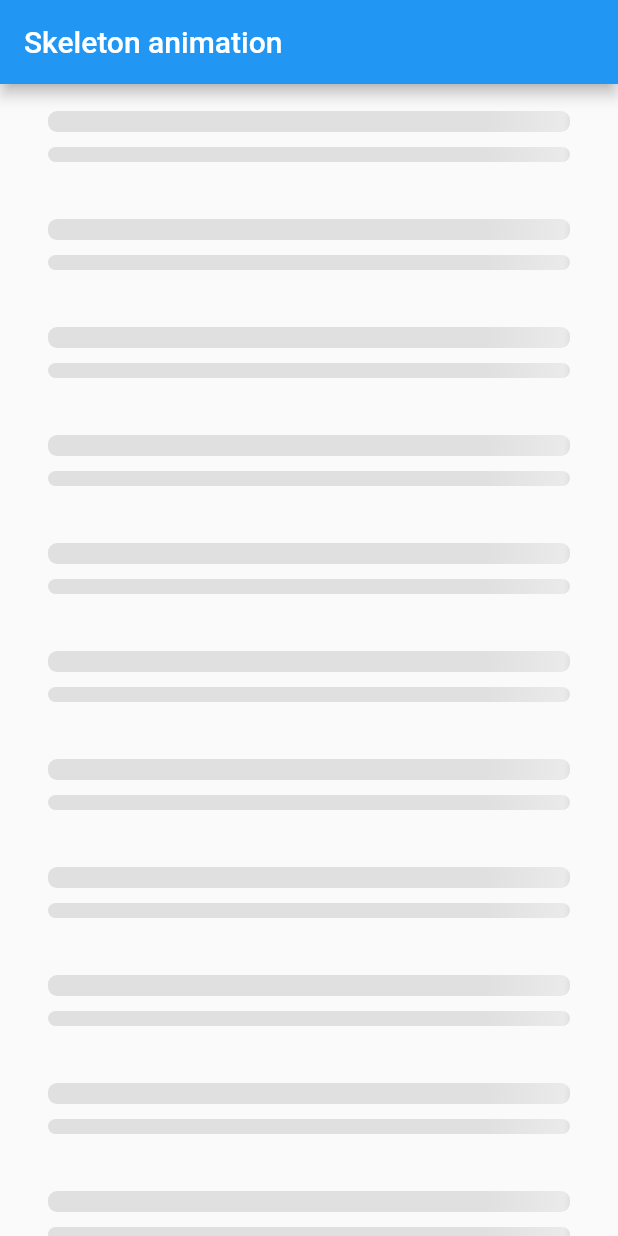
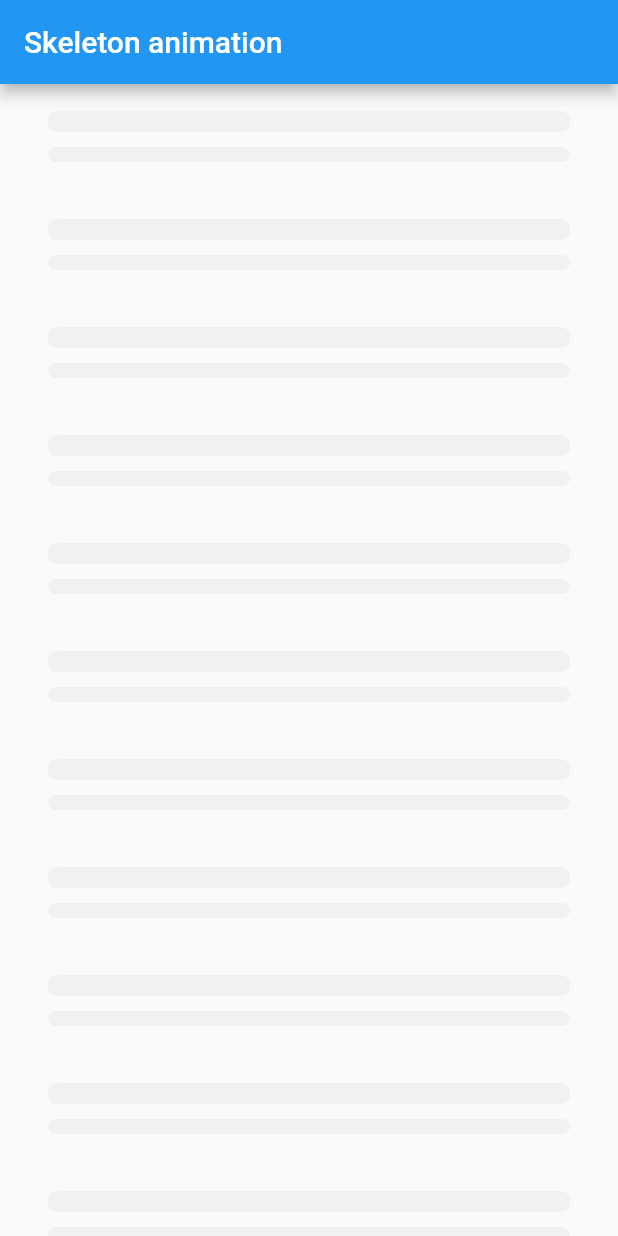
Before and after one commit to wjtje/flutter-skeleton-animation, a Flutter app: the screen it shows after launch, on a phone screen of 412 x 824 dp. Run offline on Flutter 3.47's test engine with Material 2 defaults, Android fonts, the phone set to English and light mode, and no system bars.

Commit message:
Added animations

```diff
--- a/example/lib/main.dart
+++ b/example/lib/main.dart
@@ -20,23 +20,21 @@ class MyApp extends StatelessWidget {
                 SliverList(
                   delegate: SliverChildBuilderDelegate(
                       (context, i) => ListTile(
-                    title: SkeletonAnimation(
+                            title: Skeleton(
                               width: 200,
                               height: 14,
                               radius: Radius.circular(6),
                             ),
-                    subtitle: SkeletonAnimation(
+                            subtitle: Skeleton(
                               width: 200,
                               height: 10,
                               radius: Radius.circular(6),
                             ),
                           ),
-                  childCount: 20
-                ),
+                      childCount: 20),
                 )
               ],
-          )
-        ),
+            )),
       ),
     );
   }
--- a/lib/skeleton_animation.dart
+++ b/lib/skeleton_animation.dart
@@ -7,13 +7,15 @@ library skeleton_animation;
 
 import 'package:flutter/material.dart';
 
+enum SkeletonAnimation { none, pulse, wave }
+
 /// Creates a simple skeleton animation
 ///
 /// The default colors works great in light mode but you need to changes them for dark mode.
 ///
 /// If you want it to look like text you can use [width] of 200,
 /// a [height] of 12 and a [radius] of Radius.circular(6)
-class SkeletonAnimation extends StatefulWidget {
+class Skeleton extends StatefulWidget {
   /// The background color for the skeleton
   final Color baseColor;
 
@@ -29,22 +31,29 @@ class SkeletonAnimation extends StatefulWidget {
   /// The radius of the skeleton
   final Radius radius;
 
-  SkeletonAnimation({
+  /// Choose your style of animaion.
+  /// The default is SkeletonAnimation.pulse
+  final SkeletonAnimation animation;
+
+  Skeleton(
+      {
+      // TODO: choose correct color for the theme thats active
       // Use default colors
-    this.baseColor = const Color(0xFFE0E0E0),
-    this.hightlightColor = const Color(0xFFeaeaea),
+      this.baseColor = const Color(0xFFE3E3E3),
+      this.hightlightColor = const Color(0xFFF4F4F4),
       // Use default size
       this.width = 200.0,
       this.height = 60.0,
       // Use default radius
       this.radius = const Radius.circular(0),
-  });
+      // Use the default animation
+      this.animation = SkeletonAnimation.pulse});
 
   @override
-  _SkeletonAnimationState createState() => _SkeletonAnimationState();
+  _SkeletonState createState() => _SkeletonState();
 }
 
-class _SkeletonAnimationState extends State<SkeletonAnimation>
+class _SkeletonState extends State<Skeleton>
     with SingleTickerProviderStateMixin {
   AnimationController _controller;
 
@@ -52,10 +61,32 @@ class _SkeletonAnimationState extends State<SkeletonAnimation>
   void initState() {
     super.initState();
 
-    // Setup the animation
+    // Create the correct animation
+    if (widget.animation == SkeletonAnimation.pulse) {
+      // Create the pulse animation
       _controller = AnimationController(
         vsync: this,
-      duration: Duration(seconds: 2),
+        duration: Duration(milliseconds: 750),
+        reverseDuration: Duration(milliseconds: 750),
+        lowerBound: .4,
+        upperBound: 1,
+      )..addStatusListener((AnimationStatus status) {
+          // Create a loop
+          if (status == AnimationStatus.completed) {
+            _controller.reverse();
+          } else if (status == AnimationStatus.dismissed) {
+            _controller.forward();
+          }
+        });
+
+      // Start the animation
+      _controller.forward();
+    } else if (widget.animation == SkeletonAnimation.wave) {
+      // Create the wave animation
+      // TODO: Need to improve this animation
+      _controller = AnimationController(
+        vsync: this,
+        duration: Duration(milliseconds: 1500),
       )..addStatusListener((AnimationStatus status) {
           if (status != AnimationStatus.completed) {
             return;
@@ -67,6 +98,12 @@ class _SkeletonAnimationState extends State<SkeletonAnimation>
 
       // Start the animation
       _controller.forward();
+    } else {
+      // Create a dummy animation
+      _controller = AnimationController(
+        vsync: this,
+      );
+    }
   }
 
   @override
@@ -78,7 +115,14 @@ class _SkeletonAnimationState extends State<SkeletonAnimation>
         height: widget.height,
         decoration: BoxDecoration(
           borderRadius: BorderRadius.all(widget.radius),
-          gradient: LinearGradient(
+          // Import the correct animation
+          color: (widget.animation == SkeletonAnimation.pulse)
+              ? widget.baseColor
+                  .withAlpha((_controller.value * 255).toInt()) // Pulse
+              : widget.baseColor, // None
+          gradient: (widget.animation == SkeletonAnimation.wave)
+              ? LinearGradient(
+                  // Wave
                   begin: Alignment.topLeft,
                   end: Alignment.bottomRight,
                   colors: [
@@ -92,7 +136,8 @@ class _SkeletonAnimationState extends State<SkeletonAnimation>
                     _generateValue(percentage: _controller.value, value: 0.5),
                     _generateValue(percentage: _controller.value, value: 0.65),
                   ],
-          ),
+                )
+              : null,
         ),
       ),
     );
```
Also changed, not shown: pubspec.yaml (+2 -33 lines), example/pubspec.lock, 1 other file. Lines whose indentation alone changed are shown as unchanged.
